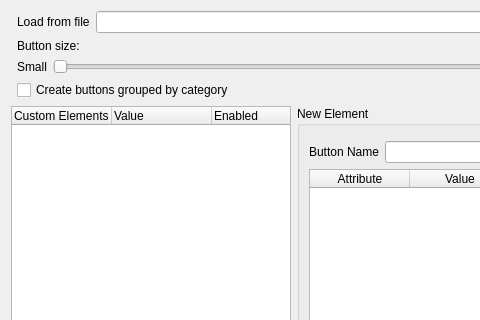
First picture: the form in ProductionTools/FieldToolBox/field_setup.ui, repository dsgoficial/DsgTools, before the edit; both pictures show x 0 to 480 and y 0 to 320 of the 741 by 631 pixel window.
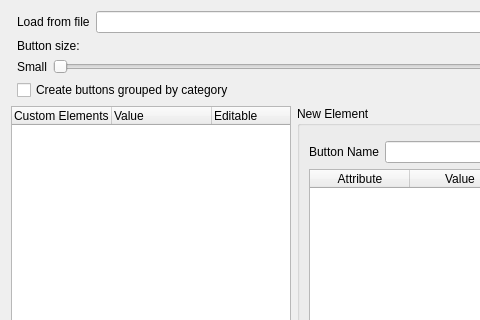
Second picture: the form after the edit. Custom widgets are drawn as their Qt base class.

Patch:
```diff
--- a/ProductionTools/FieldToolBox/field_setup.ui
+++ b/ProductionTools/FieldToolBox/field_setup.ui
@@ -125,7 +125,7 @@
        </column>
        <column>
         <property name="text">
-         <string>Enabled</string>
+         <string>Editable</string>
         </property>
        </column>
        <column>
```
